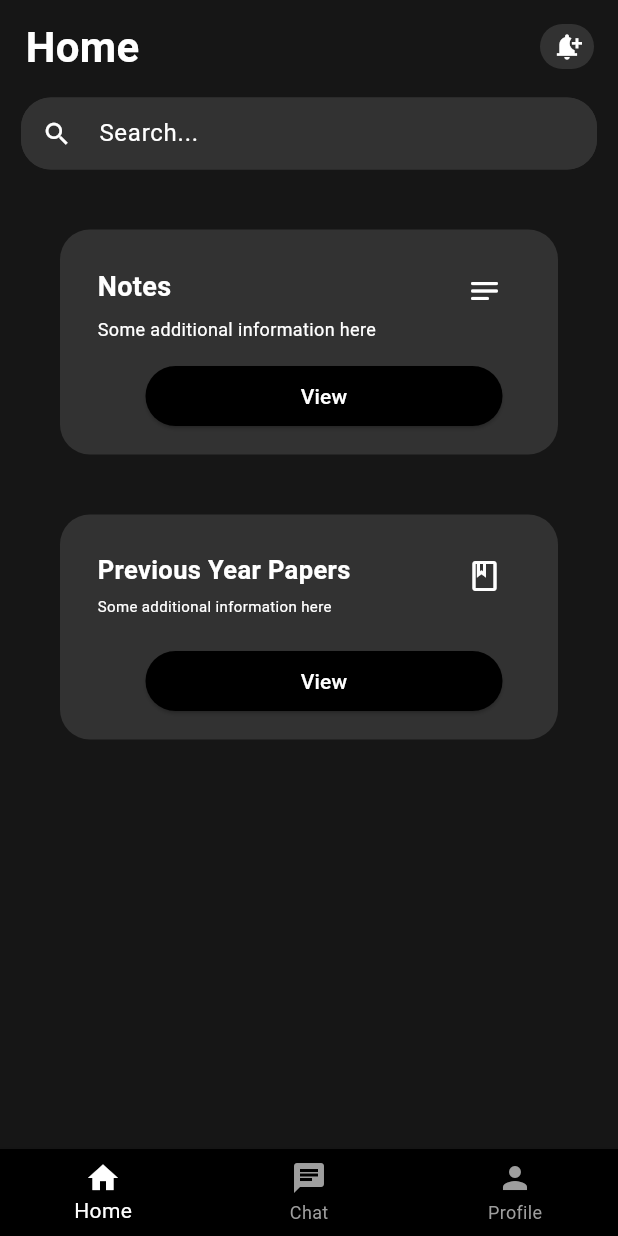
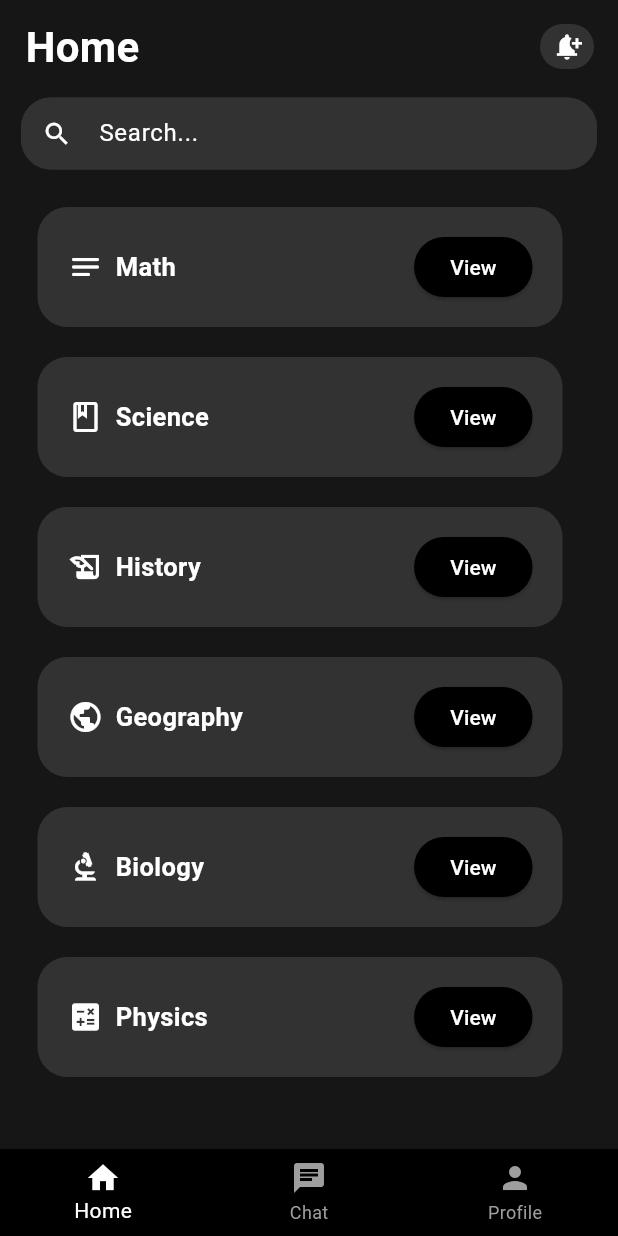
Before and after one commit to SajalSatsangi/Seekho_Buddy2, a Flutter app: the Home screen opened directly, on a phone screen of 412 x 824 dp. Run offline on Flutter 3.47's test engine with Material 3 defaults, Android fonts, the light colour scheme and no system bars; our stand-ins replace animated_splash_screen, cloud_firestore, firebase_auth, firebase_core, page_transition; accounts and stored records are empty.

Commit message:
Home Page

```diff
--- a/lib/home.dart
+++ b/lib/home.dart
@@ -88,166 +88,56 @@ class _HomeState extends State<Home> {
             ),
             Expanded(
               child: Padding(
-                padding: const EdgeInsets.all(40.0),
+                padding: const EdgeInsets.all(25.0),
                 child: Column(
                   mainAxisAlignment: MainAxisAlignment.start,
                   children: [
-                    GestureDetector(
+                    _buildBox(
+                      icon: Icons.notes_rounded,
+                      title: 'Math',
                       onTap: () {
                         // Add functionality for the button in Box 1
                       },
-                      child: Container(
-                        width: 350,
-                        height: 150,
-                        decoration: BoxDecoration(
-                          color: Color.fromRGBO(50, 50, 50, 1),
-                          borderRadius: BorderRadius.circular(20),
-                        ),
-                        child: Stack(
-                          children: [
-                            Padding(
-                              padding: const EdgeInsets.all(25.0),
-                              child: Column(
-                                crossAxisAlignment: CrossAxisAlignment.start,
-                                children: [
-                                  Text(
-                                    'Notes',
-                                    style: TextStyle(
-                                      color: Colors.white,
-                                      fontSize: 18.0,
-                                      fontWeight: FontWeight.bold,
-                                    ),
-                                  ),
-                                  SizedBox(height: 7),
-                                  Text(
-                                    'Some additional information here',
-                                    style: TextStyle(
-                                      color: Colors.white,
-                                      fontSize: 12.0,
-                                    ),
-                                  ),
-                                ],
-                              ),
-                            ),
-                            Positioned(
-                              bottom: 15,
-                              right: 37,
-                              child: ElevatedButton(
-                                onPressed: () {
-                                  // Add functionality for the button in Box 1
-                                },
-                                style: ButtonStyle(
-                                  backgroundColor:
-                                      MaterialStateProperty.all<Color>(
-                                    Colors.black,
-                                  ),
-                                ),
-                                child: SizedBox(
-                                  width: 190,
-                                  child: Text(
-                                    'View',
-                                    textAlign: TextAlign.center,
-                                    style: TextStyle(
-                                      color: Colors.white,
-                                    ),
-                                  ),
-                                ),
-                              ),
-                            ),
-                            Positioned(
-                              top: 29,
-                              right: 37,
-                              child: Row(
-                                children: [
-                                  Icon(
-                                    Icons.notes_rounded,
-                                    color: Colors.white,
-                                  ),
-                                ],
-                              ),
-                            ),
-                          ],
-                        ),
-                      ),
                     ),
-                    SizedBox(height: 40),
-                    GestureDetector(
+                    SizedBox(height: 20),
+                    _buildBox(
+                      icon: Icons.book_outlined,
+                      title: 'Science',
                       onTap: () {
                         // Add functionality for the button in Box 2
                       },
-                      child: Container(
-                        width: 350,
-                        height: 150,
-                        decoration: BoxDecoration(
-                          color: Color.fromRGBO(50, 50, 50, 1),
-                          borderRadius: BorderRadius.circular(20),
-                        ),
-                        child: Stack(
-                          children: [
-                            Padding(
-                              padding: const EdgeInsets.all(25.0),
-                              child: Column(
-                                crossAxisAlignment: CrossAxisAlignment.start,
-                                children: [
-                                  Text(
-                                    'Previous Year Papers',
-                                    style: TextStyle(
-                                      color: Colors.white,
-                                      fontSize: 17.0,
-                                      fontWeight: FontWeight.bold,
-                                    ),
-                                  ),
-                                  SizedBox(height: 5),
-                                  Text(
-                                    'Some additional information here',
-                                    style: TextStyle(
-                                      color: Colors.white,
-                                      fontSize: 10.0,
-                                    ),
-                                  ),
-                                ],
-                              ),
-                            ),
-                            Positioned(
-                              bottom: 15,
-                              right: 37,
-                              child: ElevatedButton(
-                                onPressed: () {
-                                  // Add functionality for the button in Box 2
-                                },
-                                style: ButtonStyle(
-                                  backgroundColor:
-                                      MaterialStateProperty.all<Color>(
-                                    Colors.black,
-                                  ),
-                                ),
-                                child: SizedBox(
-                                  width: 190,
-                                  child: Text(
-                                    'View',
-                                    textAlign: TextAlign.center,
-                                    style: TextStyle(
-                                      color: Colors.white,
-                                    ),
-                                  ),
-                                ),
-                              ),
-                            ),
-                            Positioned(
-                              top: 29,
-                              right: 37,
-                              child: Row(
-                                children: [
-                                  Icon(
-                                    Icons.book_outlined,
-                                    color: Colors.white,
-                                  ),
-                                ],
-                              ),
-                            ),
-                          ],
-                        ),
-                      ),
+                    ),
+                    SizedBox(height: 20),
+                    _buildBox(
+                      icon: Icons.history_edu,
+                      title: 'History',
+                      onTap: () {
+                        // Add functionality for the button in Box 3
+                      },
+                    ),
+                    SizedBox(height: 20),
+                    _buildBox(
+                      icon: Icons.public,
+                      title: 'Geography',
+                      onTap: () {
+                        // Add functionality for the button in Box 4
+                      },
+                    ),
+                    SizedBox(height: 20),
+                    _buildBox(
+                      icon: Icons.biotech,
+                      title: 'Biology',
+                      onTap: () {
+                        // Add functionality for the button in Box 5
+                      },
+                    ),
+                    SizedBox(height: 20),
+                    _buildBox(
+                      icon: Icons.calculate,
+                      title: 'Physics',
+                      onTap: () {
+                        // Add functionality for the button in Box 6
+                      },
                     ),
                   ],
                 ),
@@ -264,6 +154,63 @@ class _HomeState extends State<Home> {
     }
   }
 
+  Widget _buildBox(
+      {required IconData icon,
+      required String title,
+      required VoidCallback onTap}) {
+    return GestureDetector(
+      onTap: onTap,
+      child: Container(
+        width: 350,
+        height: 80,
+        decoration: BoxDecoration(
+          color: Color.fromRGBO(50, 50, 50, 1),
+          borderRadius: BorderRadius.circular(20),
+        ),
+        child: Padding(
+          padding: const EdgeInsets.all(20.0),
+          child: Row(
+            mainAxisAlignment: MainAxisAlignment.spaceBetween,
+            children: [
+              Row(
+                children: [
+                  Icon(
+                    icon,
+                    color: Colors.white,
+                  ),
+                  SizedBox(width: 8),
+                  Text(
+                    title,
+                    style: TextStyle(
+                      color: Colors.white,
+                      fontSize: 17.0,
+                      fontWeight: FontWeight.bold,
+                    ),
+                  ),
+                ],
+              ),
+              ElevatedButton(
+                onPressed: onTap,
+                style: ButtonStyle(
+                  backgroundColor: MaterialStateProperty.all<Color>(
+                    Colors.black,
+                  ),
+                ),
+                child: Text(
+                  'View',
+                  textAlign: TextAlign.center,
+                  style: TextStyle(
+                    color: Colors.white,
+                  ),
+                ),
+              ),
+            ],
+          ),
+        ),
+      ),
+    );
+  }
+
   @override
   Widget build(BuildContext context) {
     return Scaffold(
```
